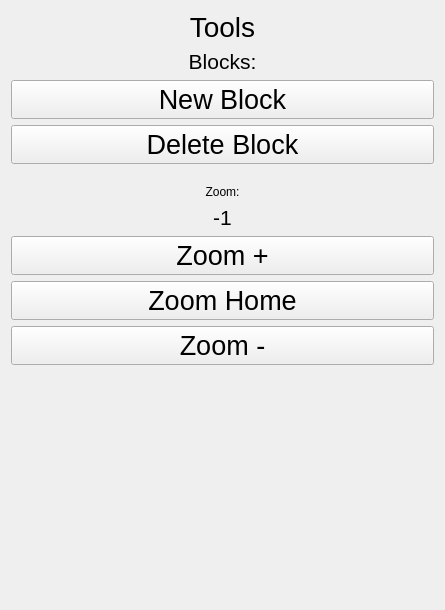
Qt form client/MinderClient/libs/ToolsPalette/ui/ToolsPalette.ui (LDK28/Minder) before a commit.
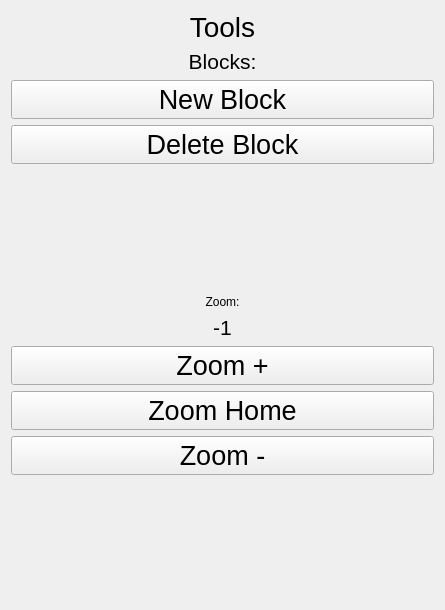
The same form after that commit. Icons and pictures are not drawn.

```diff
--- a/client/MinderClient/libs/ToolsPalette/ui/ToolsPalette.ui
+++ b/client/MinderClient/libs/ToolsPalette/ui/ToolsPalette.ui
@@ -164,12 +164,12 @@
       <enum>Qt::Vertical</enum>
      </property>
      <property name="sizeType">
-      <enum>QSizePolicy::Minimum</enum>
+      <enum>QSizePolicy::MinimumExpanding</enum>
      </property>
      <property name="sizeHint" stdset="0">
       <size>
-       <width>15</width>
-       <height>15</height>
+       <width>5</width>
+       <height>5</height>
       </size>
      </property>
     </spacer>
```
